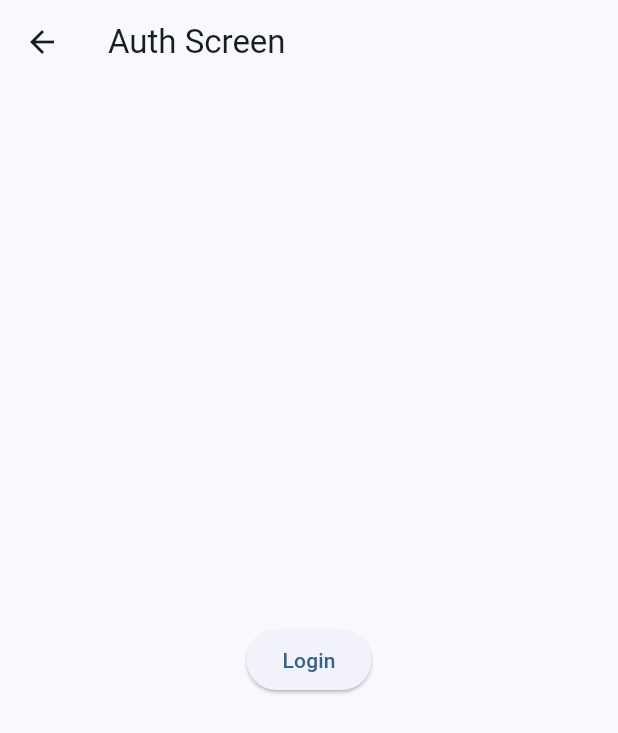
After one commit to IgorKravtsov/VaultX, a Flutter app: the screen it shows after launch, in the side drawer, after a tap on "Login", on a phone screen of 412 x 824 dp. The commit adds this screen. Shown: the top 733 px of the screen. Run offline on Flutter 3.47's test engine with Material 3 defaults, Android fonts, the light colour scheme and no system bars; generated files the repository leaves out were written again.

Commit message:
created new screen

```diff
--- a/lib/common/ui/app_drawer.dart
+++ b/lib/common/ui/app_drawer.dart
@@ -1,11 +1,20 @@
 import 'package:flutter/material.dart';
 import 'package:flutter_gen/gen_l10n/app_localizations.dart';
+import 'package:vaultx/screens/auth/auth_screen.dart';
 
 class AppDrawer extends StatelessWidget {
   const AppDrawer({super.key});
 
   void _onTapItem(BuildContext context) {
     Navigator.pop(context);
+  }
+
+  void _onTapLogin(BuildContext context) {
+    Navigator.pop(context);
+    Navigator.push(
+      context,
+      MaterialPageRoute(builder: (context) => const AuthScreen()),
+    );
   }
 
   @override
@@ -26,7 +35,7 @@ class AppDrawer extends StatelessWidget {
                 const SizedBox(height: 10),
                 Text(
                   localization?.title ?? '',
-                    style: const TextStyle(
+                  style: const TextStyle(
                     color: Colors.white,
                     fontWeight: FontWeight.bold,
                   ),
@@ -57,6 +66,14 @@ class AppDrawer extends StatelessWidget {
             leading: const Icon(Icons.language),
             onTap: () => _onTapItem(context),
           ),
+          const Divider(),
+          ListTile(
+            title: Text(
+              localization?.drawerNavigationItem4 ?? '',
+            ),
+            leading: const Icon(Icons.login),
+            onTap: () => _onTapLogin(context),
+          ),
         ],
       ),
     );
--- a/lib/l10n/app_en.arb
+++ b/lib/l10n/app_en.arb
@@ -26,5 +26,9 @@
   "drawerNavigationItem3": "Language",
   "@drawerNavigationItem3": {
     "description": "Drawer item #3"
+  },
+  "drawerNavigationItem4": "Login",
+  "@drawerNavigationItem4": {
+    "description": "Drawer item #3"
   }
 }
--- /dev/null
+++ b/lib/screens/auth/auth_screen.dart
@@ -0,0 +1,29 @@
+import 'package:flutter/material.dart';
+import 'package:vaultx/screens/home/my_home_page.dart';
+
+class AuthScreen extends StatefulWidget {
+  const AuthScreen({super.key});
+
+  @override
+  State<AuthScreen> createState() => _AuthScreenState();
+}
+
+class _AuthScreenState extends State<AuthScreen> {
+  @override
+  Widget build(BuildContext context) {
+    return Scaffold(
+      appBar: AppBar(
+        title: const Text('Auth Screen'),
+      ),
+      body: Center(
+        child: ElevatedButton(
+          onPressed: () {
+            Navigator.push(context,
+                MaterialPageRoute(builder: (context) => const MyHomePage()));
+          },
+          child: const Text('Login'),
+        ),
+      ),
+    );
+  }
+}
--- a/lib/screens/home/home_screen_content.dart
+++ b/lib/screens/home/home_screen_content.dart
@@ -1,7 +1,7 @@
 import 'package:flutter/material.dart';
 
-import 'ui/list.dart';
-import 'ui/search.dart';
+import 'package:vaultx/screens/home/ui/list.dart';
+import 'package:vaultx/screens/home/ui/search.dart';
 
 class HomeScreenContent extends StatefulWidget {
   const HomeScreenContent({super.key});
--- a/lib/screens/home/my_home_page.dart
+++ b/lib/screens/home/my_home_page.dart
@@ -5,7 +5,7 @@ import 'package:flutter_gen/gen_l10n/app_localizations.dart';
 import 'package:vaultx/common/ui/app_drawer.dart';
 import 'package:vaultx/common/ui/main_bottom_app_bar.dart';
 
-import 'home_screen_content.dart';
+import 'package:vaultx/screens/home/home_screen_content.dart';
 
 class MyHomePage extends StatelessWidget {
   const MyHomePage({super.key});
--- a/lib/screens/home/ui/list.dart
+++ b/lib/screens/home/ui/list.dart
@@ -1,6 +1,6 @@
 import 'package:flutter/material.dart';
 
-import '../model/segment.dart';
+import 'package:vaultx/screens/home/model/segment.dart';
 
 final segments = List.generate(
   50,
```
Also changed, not shown: 2 other files.
